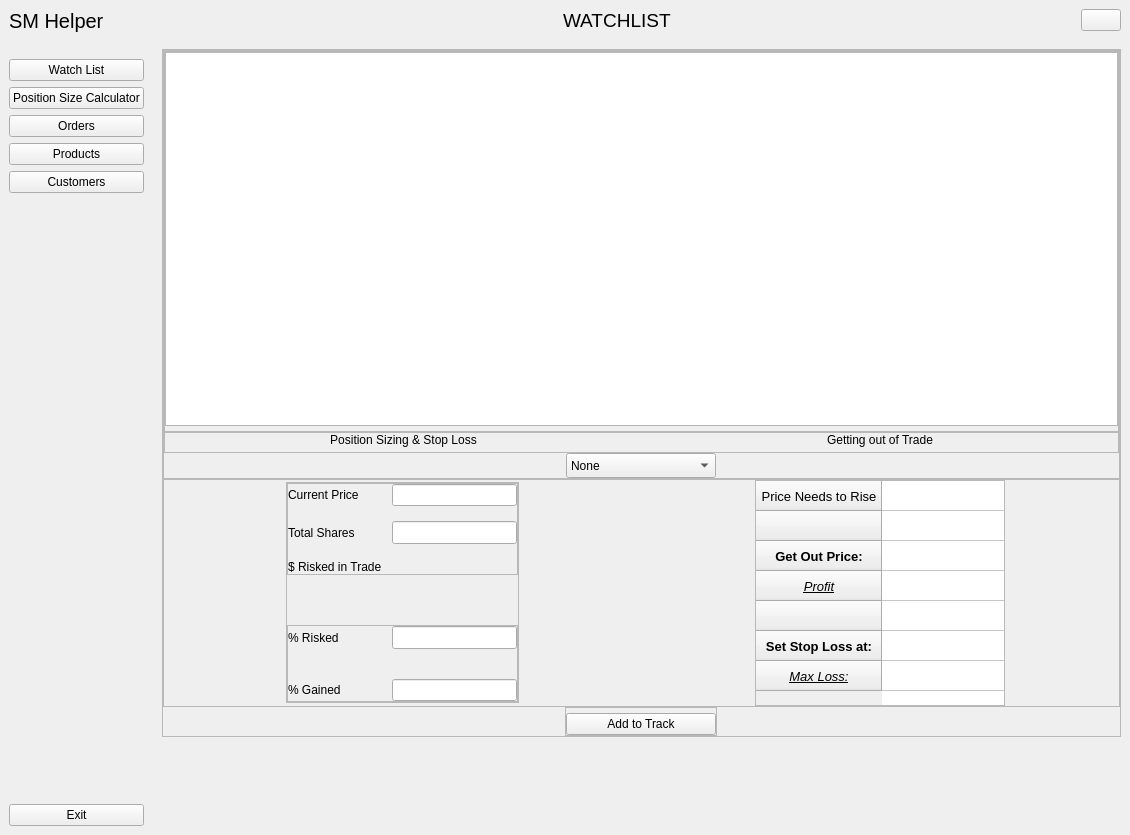
mimisanchelo/stock, file mainWindow.ui: the form before one commit.
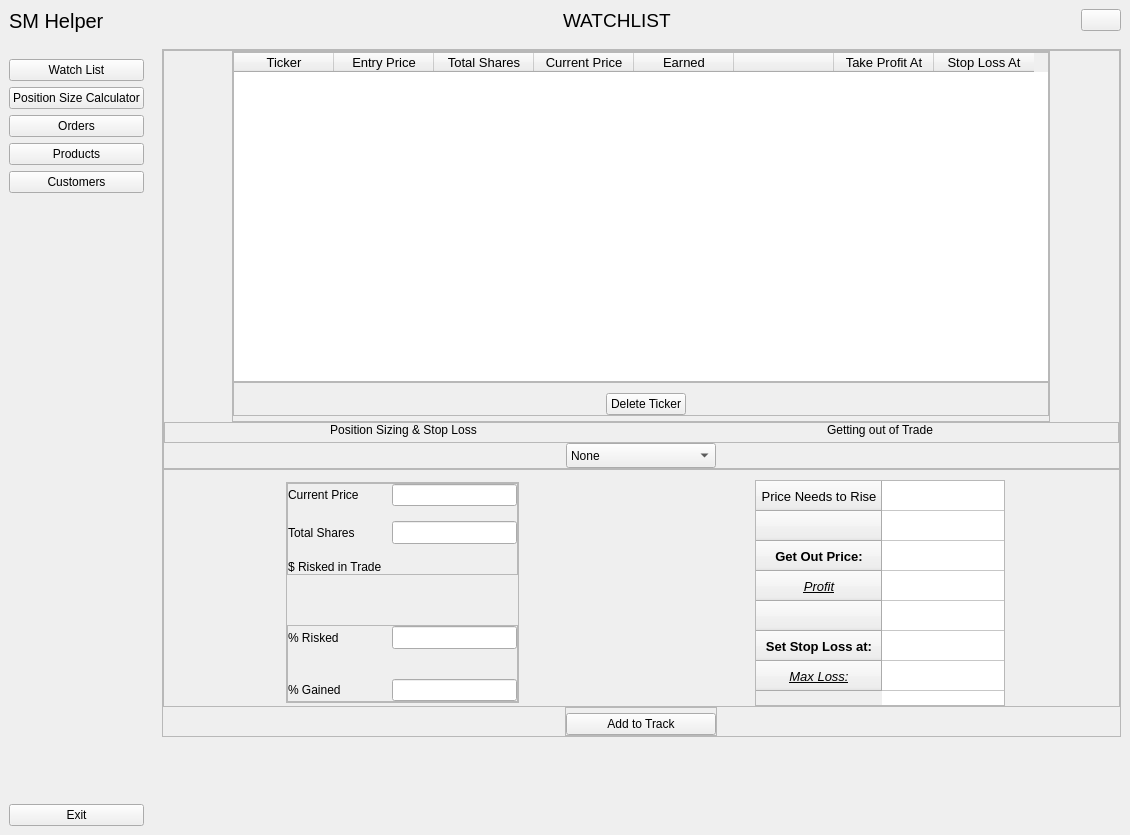
The form after the commit. Icons and pictures are not drawn.

Commit message: add/del to track chosen symbol

What changed in the file:
```diff
--- a/mainWindow.ui
+++ b/mainWindow.ui
@@ -1595,7 +1595,7 @@
                  <property name="bottomMargin">
                   <number>0</number>
                  </property>
-                 <item>
+                 <item alignment="Qt::AlignHCenter">
                   <widget class="QFrame" name="frame_19">
                    <property name="frameShape">
                     <enum>QFrame::StyledPanel</enum>
@@ -1619,8 +1619,156 @@
                     <property name="bottomMargin">
                      <number>5</number>
                     </property>
+                    <item alignment="Qt::AlignLeft">
+                     <widget class="QTableWidget" name="table_trackingTickers">
+                      <property name="sizePolicy">
+                       <sizepolicy hsizetype="Preferred" vsizetype="Expanding">
+                        <horstretch>0</horstretch>
+                        <verstretch>0</verstretch>
+                       </sizepolicy>
+                      </property>
+                      <property name="sizeAdjustPolicy">
+                       <enum>QAbstractScrollArea::AdjustToContents</enum>
+                      </property>
+                      <column>
+                       <property name="text">
+                        <string>Ticker</string>
+                       </property>
+                       <property name="font">
+                        <font>
+                         <pointsize>10</pointsize>
+                        </font>
+                       </property>
+                       <property name="textAlignment">
+                        <set>AlignCenter</set>
+                       </property>
+                      </column>
+                      <column>
+                       <property name="text">
+                        <string>Entry Price</string>
+                       </property>
+                       <property name="font">
+                        <font>
+                         <pointsize>10</pointsize>
+                        </font>
+                       </property>
+                       <property name="textAlignment">
+                        <set>AlignCenter</set>
+                       </property>
+                      </column>
+                      <column>
+                       <property name="text">
+                        <string>Total Shares</string>
+                       </property>
+                       <property name="font">
+                        <font>
+                         <pointsize>10</pointsize>
+                        </font>
+                       </property>
+                       <property name="textAlignment">
+                        <set>AlignCenter</set>
+                       </property>
+                      </column>
+                      <column>
+                       <property name="text">
+                        <string>Current Price</string>
+                       </property>
+                       <property name="font">
+                        <font>
+                         <pointsize>10</pointsize>
+                        </font>
+                       </property>
+                       <property name="textAlignment">
+                        <set>AlignCenter</set>
+                       </property>
+                      </column>
+                      <column>
+                       <property name="text">
+                        <string>Earned</string>
+                       </property>
+                       <property name="font">
+                        <font>
+                         <pointsize>10</pointsize>
+                        </font>
+                       </property>
+                       <property name="textAlignment">
+                        <set>AlignCenter</set>
+                       </property>
+                      </column>
+                      <column>
+                       <property name="text">
+                        <string/>
+                       </property>
+                       <property name="font">
+                        <font>
+                         <pointsize>10</pointsize>
+                        </font>
+                       </property>
+                       <property name="textAlignment">
+                        <set>AlignCenter</set>
+                       </property>
+                      </column>
+                      <column>
+                       <property name="text">
+                        <string>Take Profit At</string>
+                       </property>
+                       <property name="font">
+                        <font>
+                         <pointsize>10</pointsize>
+                        </font>
+                       </property>
+                       <property name="textAlignment">
+                        <set>AlignCenter</set>
+                       </property>
+                      </column>
+                      <column>
+                       <property name="text">
+                        <string>Stop Loss At</string>
+                       </property>
+                       <property name="font">
+                        <font>
+                         <pointsize>10</pointsize>
+                        </font>
+                       </property>
+                       <property name="textAlignment">
+                        <set>AlignCenter</set>
+                       </property>
+                      </column>
+                     </widget>
+                    </item>
                     <item>
-                     <widget class="QTableWidget" name="tableWidget"/>
+                     <widget class="QFrame" name="frame_22">
+                      <property name="frameShape">
+                       <enum>QFrame::StyledPanel</enum>
+                      </property>
+                      <property name="frameShadow">
+                       <enum>QFrame::Raised</enum>
+                      </property>
+                      <layout class="QHBoxLayout" name="horizontalLayout_10">
+                       <property name="spacing">
+                        <number>0</number>
+                       </property>
+                       <property name="leftMargin">
+                        <number>10</number>
+                       </property>
+                       <property name="topMargin">
+                        <number>10</number>
+                       </property>
+                       <property name="rightMargin">
+                        <number>0</number>
+                       </property>
+                       <property name="bottomMargin">
+                        <number>0</number>
+                       </property>
+                       <item alignment="Qt::AlignHCenter">
+                        <widget class="QPushButton" name="pushButton_delTickerTrack">
+                         <property name="text">
+                          <string>Delete Ticker</string>
+                         </property>
+                        </widget>
+                       </item>
+                      </layout>
+                     </widget>
                     </item>
                    </layout>
                   </widget>
@@ -1727,7 +1875,7 @@
                   <number>0</number>
                  </property>
                  <property name="topMargin">
-                  <number>0</number>
+                  <number>10</number>
                  </property>
                  <property name="rightMargin">
                   <number>0</number>
```
The commit also changes 2 other files.
